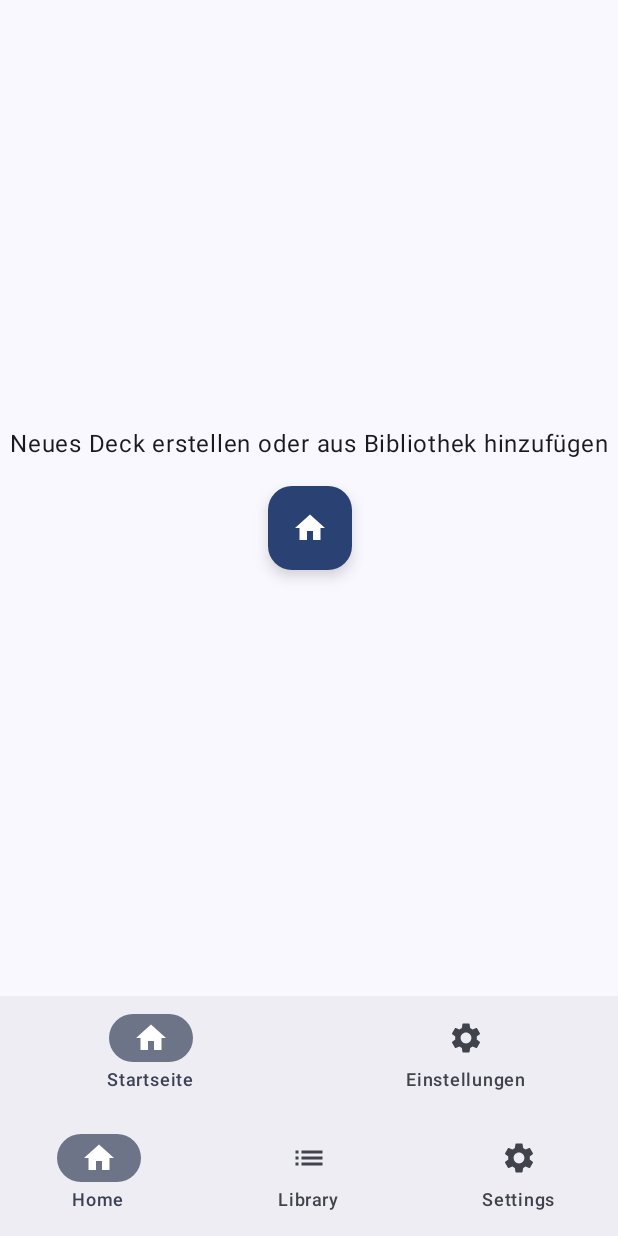
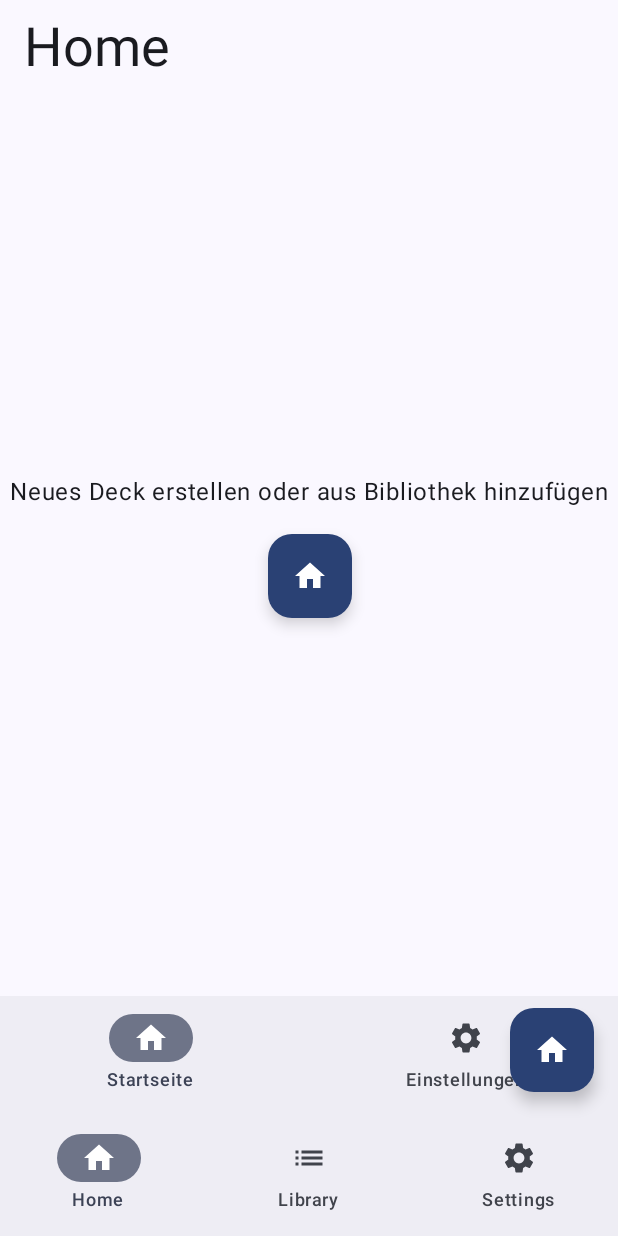
Before and after one commit to SteffenSchinke/Team-Lernkarten, an Android app built with Jetpack Compose: the screen it shows after launch (MainActivity), on a phone screen of 412 x 824 dp. Run offline under Robolectric (Android 15) with nearby library versions, the phone set to English and light mode, and no system bars.

Commit message:
screen new deck

```diff
--- /dev/null
+++ b/app/src/main/java/de/syntax_institut/lernkarten/team/ui/components/NavBarTitle.kt
@@ -0,0 +1,11 @@
+package de.syntax_institut.lernkarten.team.ui.components
+
+import androidx.compose.material3.MaterialTheme
+import androidx.compose.material3.Text
+import androidx.compose.runtime.Composable
+
+@Composable
+fun NavBarTitle(title: String) {
+
+    Text(title, style = MaterialTheme.typography.displaySmall)
+}
--- a/app/src/main/java/de/syntax_institut/lernkarten/team/ui/navigation/AppNavigator.kt
+++ b/app/src/main/java/de/syntax_institut/lernkarten/team/ui/navigation/AppNavigator.kt
@@ -2,13 +2,19 @@ package de.syntax_institut.lernkarten.team.ui.navigation
 
 
 import androidx.compose.foundation.background
+import androidx.compose.foundation.layout.Row
 import androidx.compose.foundation.layout.padding
+import androidx.compose.material.icons.Icons
+import androidx.compose.material.icons.filled.Home
 import androidx.compose.material3.ExperimentalMaterial3Api
+import androidx.compose.material3.FloatingActionButton
 import androidx.compose.material3.Icon
+import androidx.compose.material3.MaterialTheme
 import androidx.compose.material3.NavigationBar
 import androidx.compose.material3.NavigationBarItem
 import androidx.compose.material3.Scaffold
 import androidx.compose.material3.Text
+import androidx.compose.material3.TopAppBar
 import androidx.compose.runtime.Composable
 import androidx.compose.runtime.getValue
 import androidx.compose.runtime.mutableStateOf
@@ -18,10 +24,14 @@ import androidx.compose.ui.Modifier
 import androidx.compose.ui.graphics.Color
 import androidx.navigation.compose.NavHost
 import androidx.navigation.compose.composable
+import androidx.navigation.compose.currentBackStackEntryAsState
 import androidx.navigation.compose.rememberNavController
+import de.syntax_institut.lernkarten.team.ui.components.NavBarBackButton
+import de.syntax_institut.lernkarten.team.ui.components.NavBarTitle
 import de.syntax_institut.lernkarten.team.ui.screens.Library
 import de.syntax_institut.lernkarten.team.ui.screens.Setting
 import de.syntax_institut.lernkarten.team.ui.screens.Home
+import de.syntax_institut.lernkarten.team.ui.screens.NewDeck
 
 @OptIn(ExperimentalMaterial3Api::class)
 @Composable
@@ -29,9 +39,42 @@ fun AppNavigator() {
 
     val navController = rememberNavController()
     var selectedTabItem by rememberSaveable { mutableStateOf(TabItem.HOME) }
+    val navBackStackEntry by navController.currentBackStackEntryAsState()
+    val currentRoute = navBackStackEntry?.destination?.route?.substringBefore("/")
 
     Scaffold(
 
+        topBar = {
+            TopAppBar(
+                title = {
+                    when( currentRoute ) {
+
+                        HomeRoute::class.qualifiedName -> NavBarTitle("Home")
+                        LibraryRoute::class.qualifiedName -> NavBarTitle("Library")
+                        SettingsRoute::class.qualifiedName -> NavBarTitle("Settings")
+                        NewDeckRoute::class.qualifiedName -> NavBarTitle("New Deck")
+                    }
+                },
+                navigationIcon = {
+
+                    when( currentRoute ) {
+
+                        NewDeckRoute::class.qualifiedName -> NavBarBackButton(navController)
+                    }
+                }
+            )
+        },
+        floatingActionButton = {
+            if( currentRoute == HomeRoute::class.qualifiedName) {
+
+                FloatingActionButton(
+                    onClick = { navController.navigate(NewDeckRoute) },
+                    containerColor = MaterialTheme.colorScheme.primary
+                ) {
+                    Icon(Icons.Default.Home, contentDescription = "Neues Deck")
+                }
+            }
+        },
         bottomBar = {
             NavigationBar(
 
@@ -69,6 +112,8 @@ fun AppNavigator() {
             composable<LibraryRoute> { Library() }
 
             composable<SettingsRoute> { Setting() }
+
+            composable<NewDeckRoute> { NewDeck() }
         }
     }
 }
--- a/app/src/main/java/de/syntax_institut/lernkarten/team/ui/navigation/Routes.kt
+++ b/app/src/main/java/de/syntax_institut/lernkarten/team/ui/navigation/Routes.kt
@@ -10,3 +10,6 @@ object LibraryRoute
 
 @Serializable
 object SettingsRoute
+
+@Serializable
+object NewDeckRoute
```
Also changed, not shown: app/src/main/java/de/syntax_institut/lernkarten/team/ui/components/NavBarBackButton.kt (added, +16 -0 lines), app/src/main/java/de/syntax_institut/lernkarten/team/ui/screens/NewDeck.kt (renamed from app/src/main/java/de/syntax_institut/lernkarten/team/ui/data/Flashcard.kt, +19 -11 lines).
